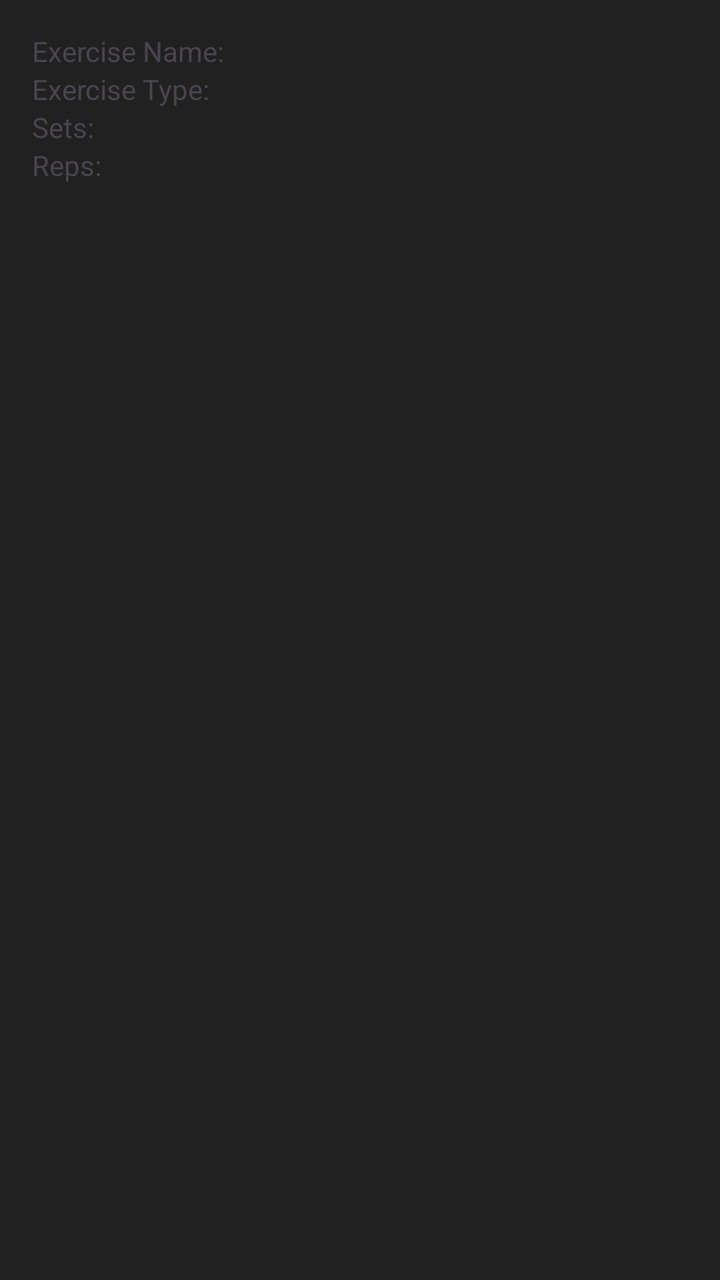
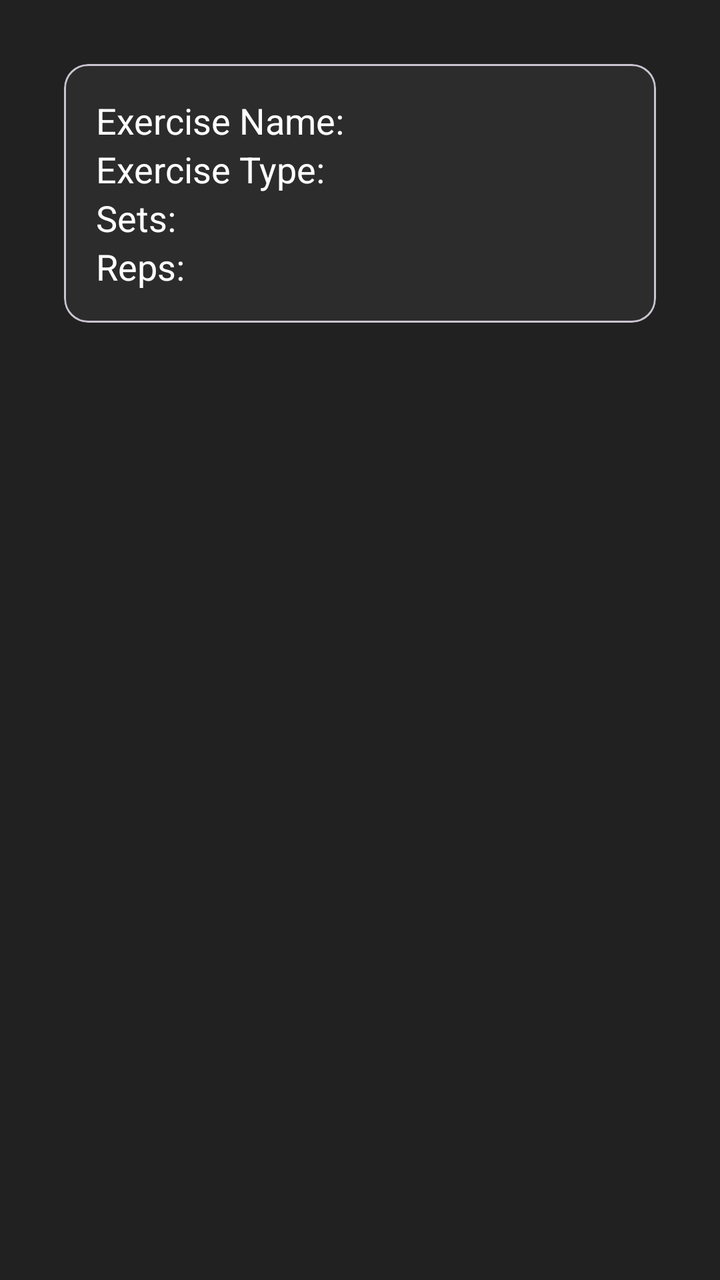

Screens rendered from an Android XML layout before and after an edit, with the pre-edit source and the edit as a unified diff.
<!-- AndroidManifest.xml: application theme Theme.MyFit -->
<!-- res/layout/item_exercise.xml -->
<?xml version="1.0" encoding="utf-8"?>
<androidx.constraintlayout.widget.ConstraintLayout xmlns:android="http://schemas.android.com/apk/res/android"
    android:layout_width="match_parent"
    android:layout_height="wrap_content"
    android:padding="@dimen/fragment_padding"
    android:layout_margin="@dimen/card_margin"
    xmlns:app="http://schemas.android.com/apk/res-auto">

    <TextView
        android:id="@+id/exerciseName"
        android:layout_width="wrap_content"
        android:layout_height="wrap_content"
        android:text="@string/exercise_name"
        app:layout_constraintStart_toStartOf="parent"
        app:layout_constraintTop_toTopOf="parent"/>

    <TextView
        android:id="@+id/exerciseType"
        android:layout_width="wrap_content"
        android:layout_height="wrap_content"
        android:text="@string/exercise_type"
        app:layout_constraintStart_toStartOf="parent"
        app:layout_constraintTop_toBottomOf="@id/exerciseName"/>

    <TextView
        android:id="@+id/exerciseSets"
        android:layout_width="wrap_content"
        android:layout_height="wrap_content"
        android:text="@string/sets"
        app:layout_constraintStart_toStartOf="parent"
        app:layout_constraintTop_toBottomOf="@id/exerciseType"/>

    <TextView
        android:id="@+id/exerciseReps"
        android:layout_width="wrap_content"
        android:layout_height="wrap_content"
        android:text="@string/reps"
        app:layout_constraintStart_toStartOf="parent"
        app:layout_constraintTop_toBottomOf="@id/exerciseSets"/>


</androidx.constraintlayout.widget.ConstraintLayout>
<!-- resources referenced by this layout -->
<resources>
  <dimen name="card_margin">8dp</dimen>
  <dimen name="fragment_padding">16dp</dimen>
  <string name="exercise_name">Exercise Name: </string>
  <string name="exercise_type">Exercise Type: </string>
  <string name="reps">Reps: </string>
  <string name="sets">Sets: </string>
  <style name="Theme.MyFit" parent="Base.Theme.MyFit" />
  <style name="Base.Theme.MyFit" parent="Theme.Material3.DayNight.NoActionBar">
  
          
          <item name="colorPrimary">@color/yellowAccent</item>
          <item name="colorPrimaryVariant">@color/yellowAccentDark</item>
          <item name="colorOnPrimary">@android:color/black</item>
  
          
          <item name="android:windowBackground">@color/darkGreyBackground</item>
  
          
          <item name="colorSecondary">@color/yellowAccent</item>
          <item name="colorOnSecondary">@android:color/black</item>
  
          
          <item name="android:textColorPrimary">@android:color/white</item>
          <item name="android:textColorSecondary">@android:color/darker_gray</item>
  
      </style>
  <color name="yellowAccent">#FFEB3B</color>
  <color name="yellowAccentDark">#FBC02D</color>
  <color name="darkGreyBackground">#212121</color>
</resources>

<!-- the commit's change to res/layout/item_exercise.xml (unified diff, before → after) -->
@@ -6,37 +6,72 @@
     android:layout_margin="@dimen/card_margin"
     xmlns:app="http://schemas.android.com/apk/res-auto">
 
-    <TextView
-        android:id="@+id/exerciseName"
-        android:layout_width="wrap_content"
+    <com.google.android.material.card.MaterialCardView
+        android:id="@+id/exerciseCard"
+        android:layout_width="0dp"
         android:layout_height="wrap_content"
-        android:text="@string/exercise_name"
+        android:layout_margin="@dimen/fragment_padding"
+        app:cardCornerRadius="@dimen/card_corner_radius"
+        android:backgroundTint="@color/cardBackground"
+        app:layout_constraintTop_toTopOf="parent"
         app:layout_constraintStart_toStartOf="parent"
-        app:layout_constraintTop_toTopOf="parent"/>
+        app:layout_constraintEnd_toEndOf="parent"
+        android:elevation="4dp"
+        android:padding="@dimen/fragment_padding">
 
-    <TextView
-        android:id="@+id/exerciseType"
-        android:layout_width="wrap_content"
-        android:layout_height="wrap_content"
-        android:text="@string/exercise_type"
-        app:layout_constraintStart_toStartOf="parent"
-        app:layout_constraintTop_toBottomOf="@id/exerciseName"/>
 
-    <TextView
-        android:id="@+id/exerciseSets"
-        android:layout_width="wrap_content"
-        android:layout_height="wrap_content"
-        android:text="@string/sets"
-        app:layout_constraintStart_toStartOf="parent"
-        app:layout_constraintTop_toBottomOf="@id/exerciseType"/>
+        <androidx.constraintlayout.widget.ConstraintLayout
+            android:layout_width="match_parent"
+            android:layout_height="wrap_content"
+            android:padding="@dimen/fragment_padding">
 
-    <TextView
-        android:id="@+id/exerciseReps"
-        android:layout_width="wrap_content"
-        android:layout_height="wrap_content"
-        android:text="@string/reps"
-        app:layout_constraintStart_toStartOf="parent"
-        app:layout_constraintTop_toBottomOf="@id/exerciseSets"/>
+            <TextView
+                android:id="@+id/exerciseName"
+                android:layout_width="wrap_content"
+                android:layout_height="wrap_content"
+                android:textColor="@color/white"
+                android:textSize="@dimen/text_size_h2"
+                android:text="@string/exercise_name"
+                app:layout_constraintStart_toStartOf="parent"
+                app:layout_constraintTop_toTopOf="parent"/>
+
+            <TextView
+                android:id="@+id/exerciseType"
+                android:layout_width="wrap_content"
+                android:layout_height="wrap_content"
+                android:text="@string/exercise_type"
+                android:textColor="@color/white"
+                android:textSize="@dimen/text_size_h2"
+                app:layout_constraintStart_toStartOf="parent"
+                app:layout_constraintTop_toBottomOf="@id/exerciseName"/>
+
+            <TextView
+                android:id="@+id/exerciseSets"
+                android:layout_width="wrap_content"
+                android:layout_height="wrap_content"
+                android:text="@string/sets"
+                android:textColor="@color/white"
+                android:textSize="@dimen/text_size_h2"
+                app:layout_constraintStart_toStartOf="parent"
+                app:layout_constraintTop_toBottomOf="@id/exerciseType"/>
+
+            <TextView
+                android:id="@+id/exerciseReps"
+                android:layout_width="wrap_content"
+                android:layout_height="wrap_content"
+                android:text="@string/reps"
+                android:textColor="@color/white"
+                android:textSize="@dimen/text_size_h2"
+                app:layout_constraintStart_toStartOf="parent"
+                app:layout_constraintTop_toBottomOf="@id/exerciseSets"/>
+
+
+
+        </androidx.constraintlayout.widget.ConstraintLayout>
+
+    </com.google.android.material.card.MaterialCardView>
+
+
 
 
 </androidx.constraintlayout.widget.ConstraintLayout>
<!-- resource entries referenced after the edit -->
@@ -1,7 +1,11 @@
 <!-- resources referenced by this layout -->
 <resources>
+  <color name="cardBackground">#2C2C2C</color>
+  <color name="white">#FFFFFFFF</color>
+  <dimen name="card_corner_radius">12dp</dimen>
   <dimen name="card_margin">8dp</dimen>
   <dimen name="fragment_padding">16dp</dimen>
+  <dimen name="text_size_h2">18sp</dimen>
   <string name="exercise_name">Exercise Name: </string>
   <string name="exercise_type">Exercise Type: </string>
   <string name="reps">Reps: </string>
